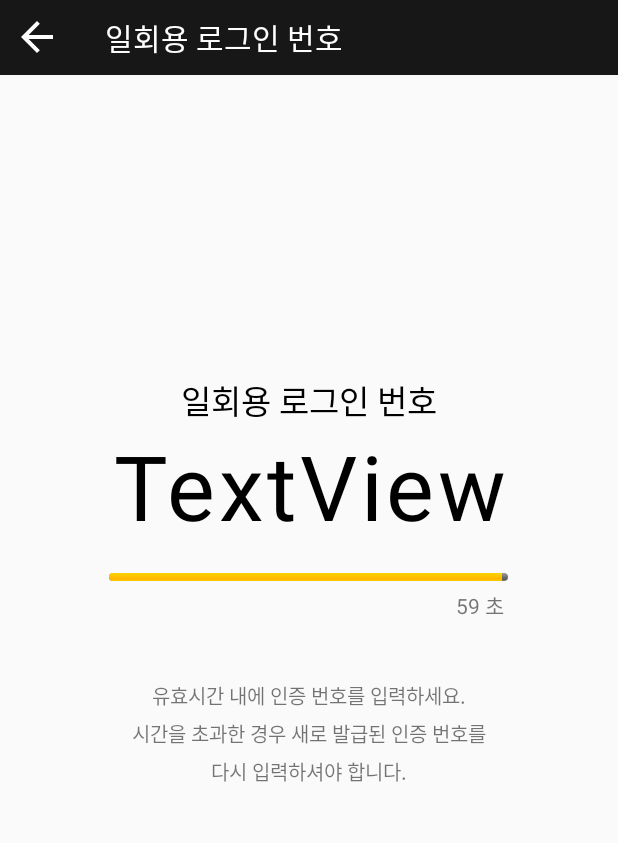
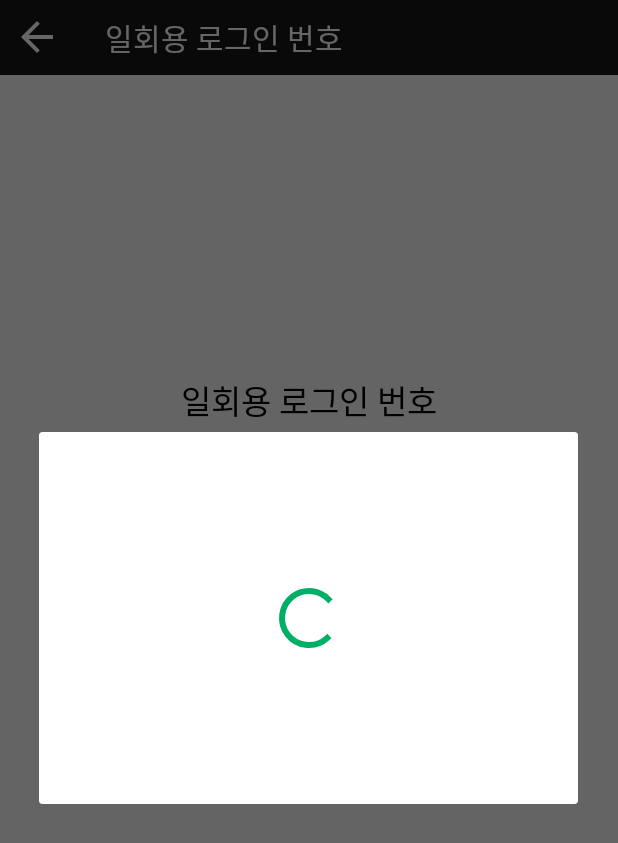
Before and after one commit to KyeongMoon/CapstoneProject, an Android app: the CreateLoginNumberActivity screen opened directly, with no data from a screen before it, on a phone screen of 412 x 824 dp. Shown: the top 843 px of the screen. Run offline under Robolectric (Android 15) with nearby library versions, the phone set to English and light mode, and no system bars; libraries missing offline, so code that uses them is left out: com.fasterxml.jackson, retrofit2.converter.jackson; 8 statements that could not run were skipped.

Commit message:
5.19 LoadingDialog

```diff
--- a/checkIn/app/src/main/java/org/checkinserviceteam/android/checkin/activity/CreateLoginNumberActivity.kt
+++ b/checkIn/app/src/main/java/org/checkinserviceteam/android/checkin/activity/CreateLoginNumberActivity.kt
@@ -10,6 +10,7 @@ import android.widget.Toast
 import kotlinx.android.synthetic.main.activity_create_login_number.*
 import org.checkinserviceteam.android.checkin.MyApplication
 import org.checkinserviceteam.android.checkin.R
+import org.checkinserviceteam.android.checkin.adater.LoadingDialog
 import org.checkinserviceteam.android.checkin.retrofit.service.DTO.M_LoginNumberDTO
 import org.checkinserviceteam.android.checkin.retrofit.service.LoginNumberService
 import retrofit2.Call
@@ -24,6 +25,7 @@ class CreateLoginNumberActivity : AppCompatActivity() {
     lateinit var retrofit: Retrofit
     lateinit var createLoginNumberService: LoginNumberService
     lateinit var sendData: M_LoginNumberDTO
+    lateinit var loadingDialog: LoadingDialog
 
     override fun onCreate(savedInstanceState: Bundle?) {
         super.onCreate(savedInstanceState)
@@ -39,6 +41,7 @@ class CreateLoginNumberActivity : AppCompatActivity() {
                 preferences.getString("deviceIdPref", "").toString(),
                 preferences.getString("jwtPref","").toString()
             )
+        loadingDialog = LoadingDialog(this)
     }
 
     override fun onStart() {
@@ -51,18 +54,19 @@ class CreateLoginNumberActivity : AppCompatActivity() {
                 Log.v("Log_tag", "Tick of Progress$i$millisUntilFinished")
 
                 if(i == 0 || i == 61){
+                    loadingDialog.startLoadingDialog()
 
-                    //TODO : 서버와 1분단위 연결 및 서버요청 대기 시 원형 progressbar
                     createLoginNumberService.requestLoginNumber(sendData).enqueue(object: Callback<M_LoginNumberDTO>{
                         override fun onFailure(call: Call<M_LoginNumberDTO>, t: Throwable) {
                             Log.d("onFailure", t.toString())
+                            loadingDialog.dismissDialog()
                             Toast.makeText(applicationContext, "인터넷 연결을 확인해주세요.", Toast.LENGTH_LONG).show()
                         }
 
                         override fun onResponse(call: Call<M_LoginNumberDTO>, response: Response<M_LoginNumberDTO>) {
                             var result = response.body()!!.result
-                            if (result!!) {
-                                val loginNumber: String? = response.body()!!.LoginNumber
+                            if (result == 1) {
+                                val loginNumber: String? = response.body()!!.loginNumber
                                 activity_create_login_number_tv_login_number.text =
                                     loginNumber!!.substring(0, 4) + " " + loginNumber!!.substring(
                                         4,
@@ -70,7 +74,8 @@ class CreateLoginNumberActivity : AppCompatActivity() {
                                     )
                             }
                             else
-                                Toast.makeText(applicationContext, "a;lsdjklfj", Toast.LENGTH_SHORT).show()
+                                Toast.makeText(applicationContext, "Error", Toast.LENGTH_SHORT).show()
+                            loadingDialog.dismissDialog()
                         }
                     })
 
--- /dev/null
+++ b/checkIn/app/src/main/java/org/checkinserviceteam/android/checkin/adater/LoadingDialog.kt
@@ -0,0 +1,29 @@
+package org.checkinserviceteam.android.checkin.adater
+
+import android.app.Activity
+import androidx.appcompat.app.AlertDialog
+import org.checkinserviceteam.android.checkin.R
+
+class LoadingDialog {
+    lateinit var activity: Activity
+    lateinit var dialog: AlertDialog
+
+    constructor(activity: Activity) {
+        this.activity = activity
+    }
+
+    fun startLoadingDialog() {
+        val builder = AlertDialog.Builder(activity)
+        val inflater = activity.layoutInflater
+
+        builder.setView(inflater.inflate(R.layout.loading_dialog, null))
+        builder.setCancelable(false)
+
+        dialog = builder.create()
+        dialog.show()
+    }
+
+    fun dismissDialog(){
+        dialog.dismiss()
+    }
+}
--- a/checkIn/app/src/main/java/org/checkinserviceteam/android/checkin/retrofit/service/DTO/M_LoginNumberDTO.kt
+++ b/checkIn/app/src/main/java/org/checkinserviceteam/android/checkin/retrofit/service/DTO/M_LoginNumberDTO.kt
@@ -3,15 +3,15 @@ package org.checkinserviceteam.android.checkin.retrofit.service.DTO
 data class M_LoginNumberDTO(
     var agentID: String?,
     var deviceID: String?,
-    var LoginNumber: String?,
-    var result: Boolean?,
+    var loginNumber: String?,
+    var result: Int?,
     var jwt: String?
 ){
     constructor(agentID: String, deviceID: String, jwt: String) :this(
         agentID,
         deviceID,
         "-1",
-        true,
+        0,
         jwt
     )
 }
--- a/checkIn/app/src/main/java/org/checkinserviceteam/android/checkin/retrofit/service/LoginNumberService.kt
+++ b/checkIn/app/src/main/java/org/checkinserviceteam/android/checkin/retrofit/service/LoginNumberService.kt
@@ -8,7 +8,7 @@ interface LoginNumberService {
 //TODO : implementation
 
     @Headers("content-type: application/json")
-    @POST("checkIN/loginNumber")
+    @POST("checkIN/loginNumber/create")
     fun requestLoginNumber(
         @Body body : M_LoginNumberDTO
     ): Call<M_LoginNumberDTO>
--- a/checkIn/app/src/main/java/org/checkinserviceteam/android/checkin/service/SignOutService.kt
+++ b/checkIn/app/src/main/java/org/checkinserviceteam/android/checkin/service/SignOutService.kt
@@ -45,7 +45,7 @@ class SignOutService : Service() {
 //            }
 //        })
 
-        Thread.sleep(1000)
+        Thread.sleep(2000)
         Log.d("onTaskRemoved", "end")
 
         this.stopSelf()
--- a/checkIn/app/src/main/res/layout/activity_create_login_number.xml
+++ b/checkIn/app/src/main/res/layout/activity_create_login_number.xml
@@ -59,7 +59,7 @@
         android:layout_width="match_parent"
         android:layout_height="wrap_content"
         android:text="TextView"
-        android:letterSpacing="0.04"
+        android:letterSpacing="0.02"
         android:textAlignment="center"
         android:textColor="#000000"
         android:textSize="60dp" />
--- /dev/null
+++ b/checkIn/app/src/main/res/layout/loading_dialog.xml
@@ -0,0 +1,21 @@
+<?xml version="1.0" encoding="utf-8"?>
+<androidx.constraintlayout.widget.ConstraintLayout xmlns:android="http://schemas.android.com/apk/res/android"
+    xmlns:app="http://schemas.android.com/apk/res-auto"
+    xmlns:tools="http://schemas.android.com/tools"
+    android:layout_width="match_parent"
+    android:layout_height="wrap_content"
+    android:orientation="vertical"
+    android:padding="100dp">
+
+    <ProgressBar
+        android:id="@+id/progressBar"
+        style="?android:attr/progressBarStyle"
+        android:layout_width="wrap_content"
+        android:layout_height="wrap_content"
+        android:indeterminateTint="@color/colorGreen"
+        app:layout_constraintBottom_toBottomOf="parent"
+        app:layout_constraintEnd_toEndOf="parent"
+        app:layout_constraintStart_toStartOf="parent"
+        app:layout_constraintTop_toTopOf="parent" />
+
+</androidx.constraintlayout.widget.ConstraintLayout>
```
Also changed, not shown: checkIn/app/src/main/java/org/checkinserviceteam/android/checkin/activity/LoginActivity.kt (+41 -19 lines), checkIn/app/src/main/java/org/checkinserviceteam/android/checkin/activity/MainActivity.kt (+6 -11 lines).
